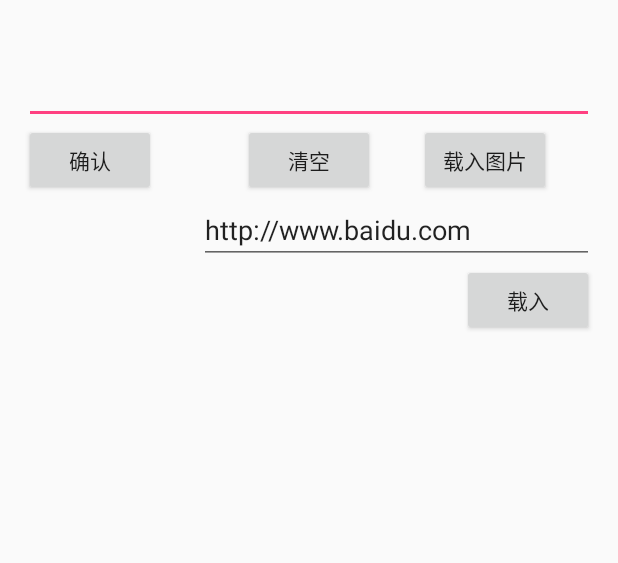
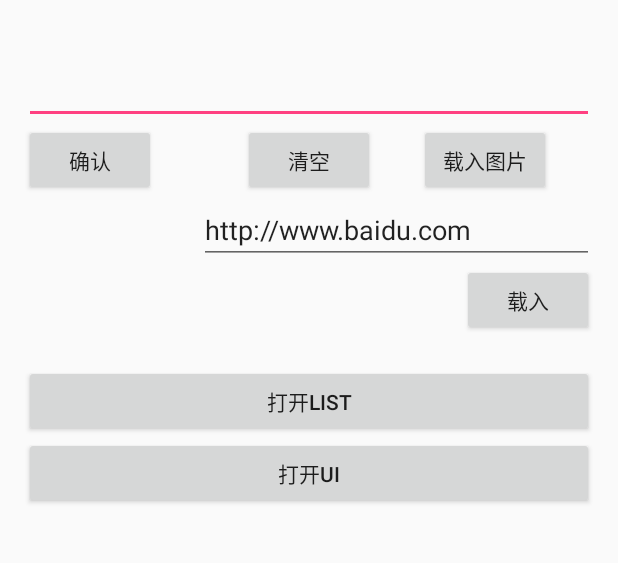
Before and after one commit to WengShengyuan/myAndroidPractice, an Android app: the screen it shows after launch (MainActivity), on a phone screen of 412 x 824 dp, the part 152-715 px from its top. Run offline under Robolectric (Android 15) with nearby library versions, the phone set to English and light mode, and no system bars; libraries missing offline, so code that uses them is left out: org.xutils.common, org.xutils.http, org.xutils.view, org.xutils.x; 5 statements that could not run were skipped.

Commit message:
add activities

```diff
--- a/app/src/main/AndroidManifest.xml
+++ b/app/src/main/AndroidManifest.xml
@@ -23,6 +23,9 @@
                 <category android:name="android.intent.category.LAUNCHER" />
             </intent-filter>
         </activity>
+
+        <activity android:name=".SecActivity"></activity>
+        <activity android:name=".ThirdActivity"></activity>
     </application>
 
 </manifest>
--- a/app/src/main/res/layout/activity_main.xml
+++ b/app/src/main/res/layout/activity_main.xml
@@ -17,9 +17,5 @@
 
     <include layout="@layout/content_main" />
 
-    android.support.design.widget.FloatingActionButton android:id="@+id/fab"
-        android:layout_width="wrap_content" android:layout_height="wrap_content"
-        android:layout_gravity="bottom|end" android:layout_margin="@dimen/fab_margin"
-        android:src="@android:drawable/ic_dialog_email" />
 
 </android.support.design.widget.CoordinatorLayout>
--- a/app/src/main/res/layout/content_main.xml
+++ b/app/src/main/res/layout/content_main.xml
@@ -93,4 +93,20 @@
         android:layout_alignRight="@+id/btnLoad"
         android:layout_alignEnd="@+id/btnLoad" />
 
+    <Button
+        android:layout_width="fill_parent"
+        android:layout_height="wrap_content"
+        android:text="打开List"
+        android:id="@+id/btnOpenSecActivity"
+        android:layout_below="@+id/tvResult"
+        android:layout_centerHorizontal="true" />
+
+    <Button
+        android:layout_width="fill_parent"
+        android:layout_height="wrap_content"
+        android:text="打开UI"
+        android:id="@+id/btnOpenThirActivity"
+        android:layout_below="@+id/btnOpenSecActivity"
+        android:layout_centerHorizontal="true" />
+
 </RelativeLayout>
```
Also changed, not shown: app/src/main/java/com/example/administrator/myapplication/MainActivity.java (+26 -3 lines), app/src/main/java/com/example/administrator/myapplication/SecActivity.java (added, +41 -0 lines), app/src/main/java/com/example/administrator/myapplication/ThirdActivity.java (added, +19 -0 lines), app/src/main/res/layout/activity_secactivity.xml (added, +22 -0 lines), app/src/main/res/layout/activity_thirdactivity.xml (added, +18 -0 lines).
